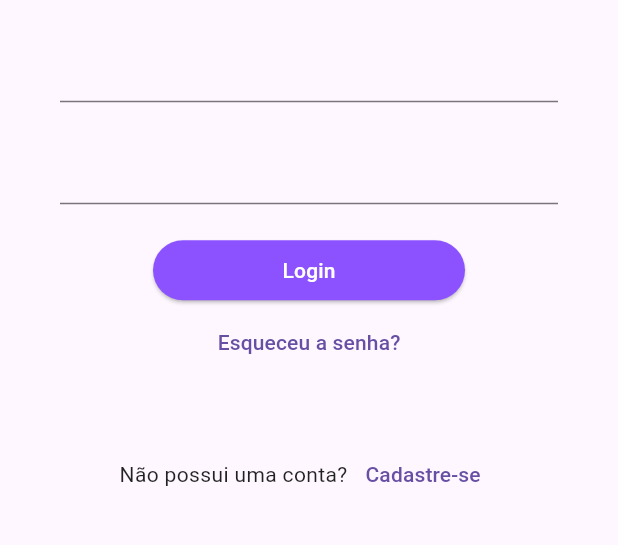
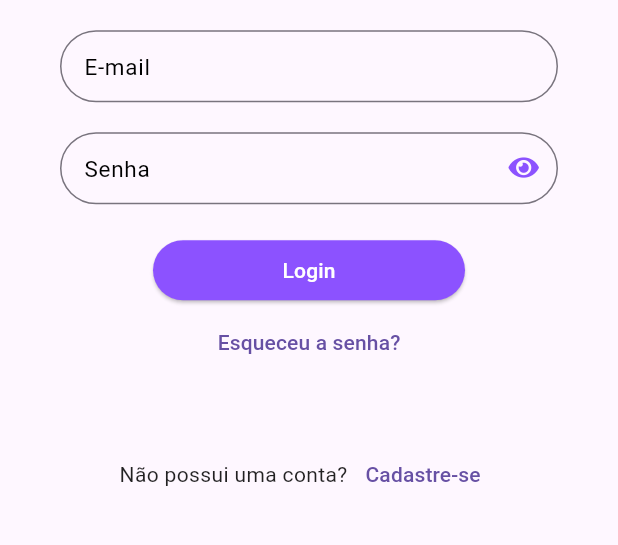
Before and after one commit to nilodornellas/routime_app, a Flutter app: the screen it shows after launch, after a tap on "/login", on a phone screen of 412 x 824 dp, the part 470-1015 px from its top. Run offline on Flutter 3.47's test engine with Material 2 defaults, Android fonts, the phone set to English and light mode, and no system bars; our stand-ins replace firebase_core, google_fonts; accounts and stored records are empty; generated files the repository leaves out were written again; Roboto replaces fonts that are missing (Mandali).

Commit message:
Implementando o componente do formulário

```diff
--- /dev/null
+++ b/lib/app/core/ui/routime_icons.dart
@@ -0,0 +1,30 @@
+/// Flutter icons RoutimeIcons
+/// Copyright (C) 2023 by original authors @ fluttericon.com, fontello.com
+/// This font was generated by FlutterIcon.com, which is derived from Fontello.
+///
+/// To use this font, place it in your fonts/ directory and include the
+/// following in your pubspec.yaml
+///
+/// flutter:
+///   fonts:
+///    - family:  RoutimeIcons
+///      fonts:
+///       - asset: fonts/RoutimeIcons.ttf
+///
+///
+/// * Font Awesome 5, Copyright (C) 2016 by Dave Gandy
+///         Author:    Dave Gandy
+///         License:   SIL (https://github.com/FortAwesome/Font-Awesome/blob/master/LICENSE.txt)
+///         Homepage:  http://fortawesome.github.com/Font-Awesome/
+///
+import 'package:flutter/widgets.dart';
+
+class RoutimeIcons {
+  RoutimeIcons._();
+
+  static const _kFontFam = 'RoutimeIcons';
+  static const String? _kFontPkg = null;
+
+  static const IconData eye = IconData(0xf06e, fontFamily: _kFontFam, fontPackage: _kFontPkg);
+  static const IconData eye_slash = IconData(0xf070, fontFamily: _kFontFam, fontPackage: _kFontPkg);
+}
--- /dev/null
+++ b/lib/app/core/widgets/routime_field.dart
@@ -0,0 +1,66 @@
+import 'package:flutter/material.dart';
+import 'package:routime_app/app/core/ui/routime_icons.dart';
+import 'package:routime_app/app/core/ui/theme_extension.dart';
+
+class RoutimeField extends StatelessWidget {
+  final String label;
+  final IconButton? suffixIconButton;
+  final bool obscureText;
+  final ValueNotifier<bool> obscureTextVN;
+  final TextEditingController? controller;
+  final FormFieldValidator<String>? validator;
+
+  RoutimeField(
+      {super.key,
+      required this.label,
+      this.suffixIconButton,
+      this.obscureText = false,
+      this.controller,
+      this.validator})
+      : assert(obscureText == true ? suffixIconButton == null : true,
+            'ObscureText não pode ser enviado em conjunto com o suffixIconButton'),
+        obscureTextVN = ValueNotifier(obscureText);
+
+  @override
+  Widget build(BuildContext context) {
+    return ValueListenableBuilder<bool>(
+      valueListenable: obscureTextVN,
+      builder: (_, obscureTextValue, child) {
+        return TextFormField(
+          controller: controller,
+          validator: validator,
+          decoration: InputDecoration(
+            border: OutlineInputBorder(
+              borderRadius: BorderRadius.circular(30),
+            ),
+            errorBorder: OutlineInputBorder(
+              borderRadius: BorderRadius.circular(30),
+              borderSide: const BorderSide(color: Colors.red),
+            ),
+            labelText: label,
+            labelStyle: const TextStyle(
+              fontSize: 15,
+              color: Colors.black,
+            ),
+            isDense: true,
+            suffixIcon: suffixIconButton ??
+                (obscureText == true
+                    ? IconButton(
+                        onPressed: () {
+                          obscureTextVN.value = !obscureTextValue;
+                        },
+                        icon: Icon(
+                          !obscureTextValue
+                              ? RoutimeIcons.eye_slash
+                              : RoutimeIcons.eye,
+                          color: context.primaryColor,
+                        ),
+                      )
+                    : null),
+          ),
+          obscureText: obscureTextValue,
+        );
+      },
+    );
+  }
+}
--- a/lib/app/modules/auth/login/login_page.dart
+++ b/lib/app/modules/auth/login/login_page.dart
@@ -1,6 +1,5 @@
 import 'package:flutter/material.dart';
-import 'package:flutter_signin_button/button_list.dart';
-import 'package:flutter_signin_button/button_view.dart';
+import 'package:routime_app/app/core/widgets/routime_field.dart';
 import 'package:routime_app/app/core/widgets/routime_logo.dart';
 
 class LoginPage extends StatelessWidget {
@@ -31,9 +30,14 @@ class LoginPage extends StatelessWidget {
                       child: Form(
                         child: Column(
                           children: [
-                            TextFormField(),
+                            RoutimeField(
+                              label: 'E-mail',
+                            ),
                             const SizedBox(height: 20),
-                            TextFormField(),
+                            RoutimeField(
+                              label: 'Senha',
+                              obscureText: true,
+                            ),
                             const SizedBox(height: 20),
                             ElevatedButton(
                               onPressed: () {},
```
Also changed, not shown: pubspec.yaml (+4 -32 lines), assets/fonts/RoutimeIcons.ttf (added).
